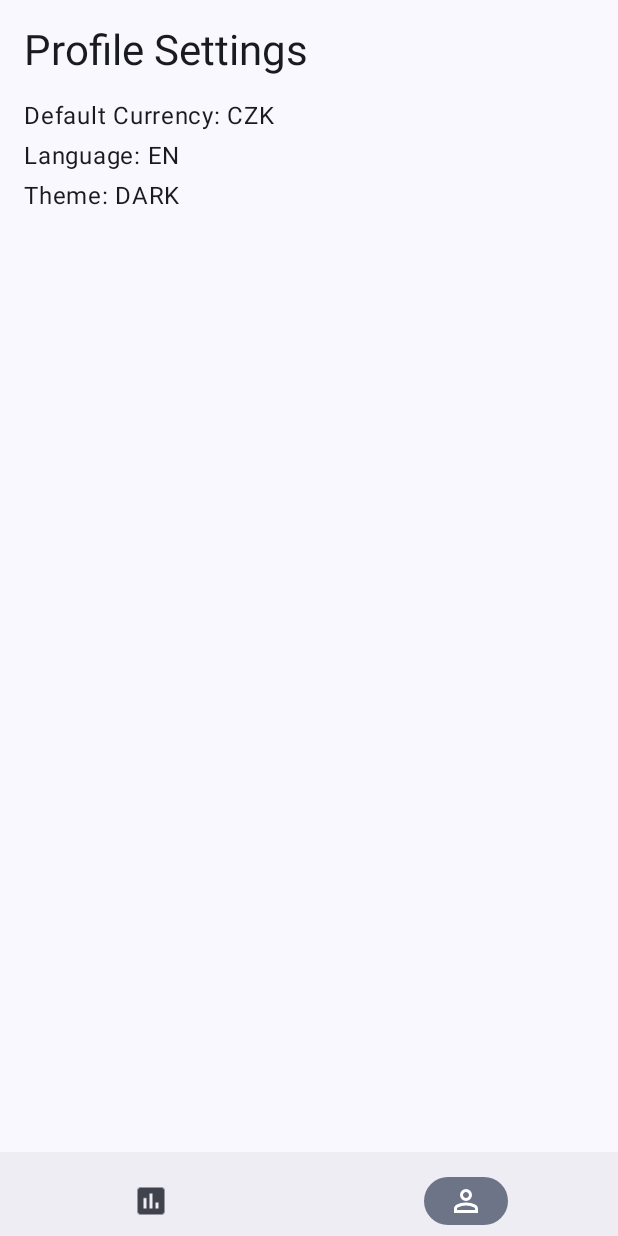
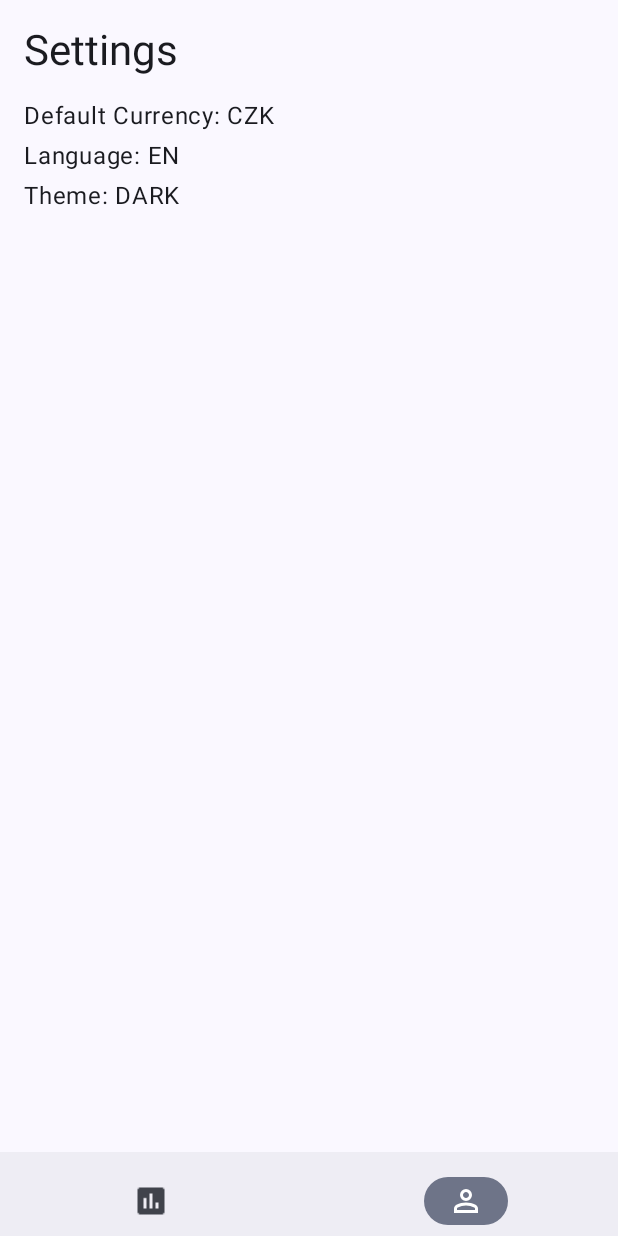
Before and after one commit to Rakhmanidze/RateMan-app, an Android app built with Jetpack Compose: the ProfileScreen screen opened through its navigation route, on a phone screen of 412 x 824 dp. Run offline under Robolectric (Android 15) with nearby library versions, the phone set to English and light mode, and no system bars.

Commit message:
Rename "Profile Settings" to "Settings" in ProfileScreen.

```diff
--- a/app/src/main/java/com/currency/rateman/ui/screens/ProfileScreen.kt
+++ b/app/src/main/java/com/currency/rateman/ui/screens/ProfileScreen.kt
@@ -34,7 +34,7 @@ fun ProfileScreen(
                 .padding(paddingValues)
                 .padding(16.dp)
         ) {
-            Text(text = "Profile Settings", style = MaterialTheme.typography.headlineMedium)
+            Text(text = "Settings", style = MaterialTheme.typography.headlineMedium)
 
             Text(
                 text = "Default Currency: ${profile.defaultCurrency.name}",
```
